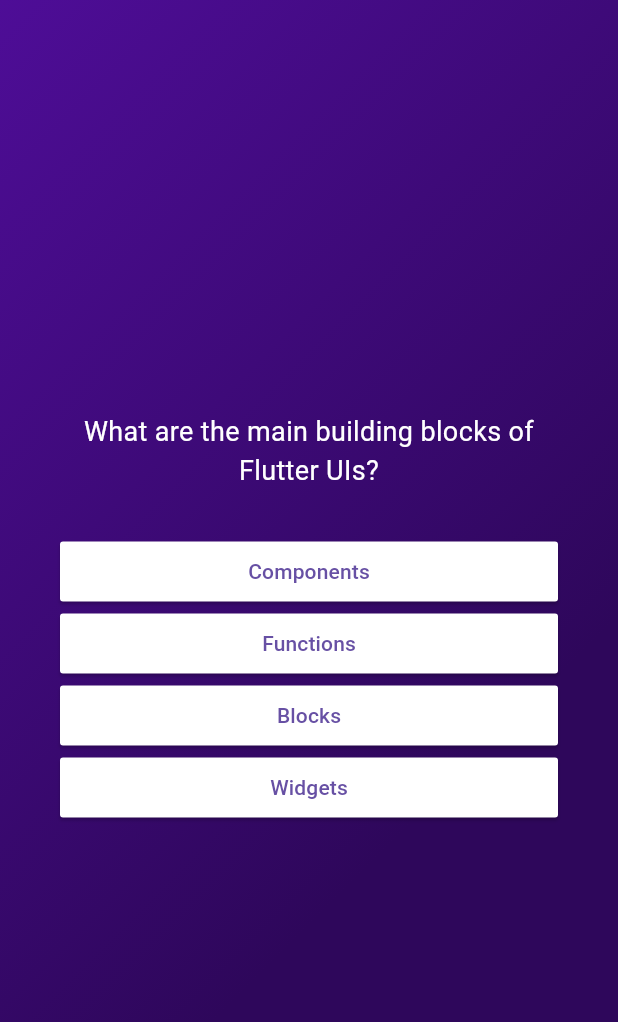
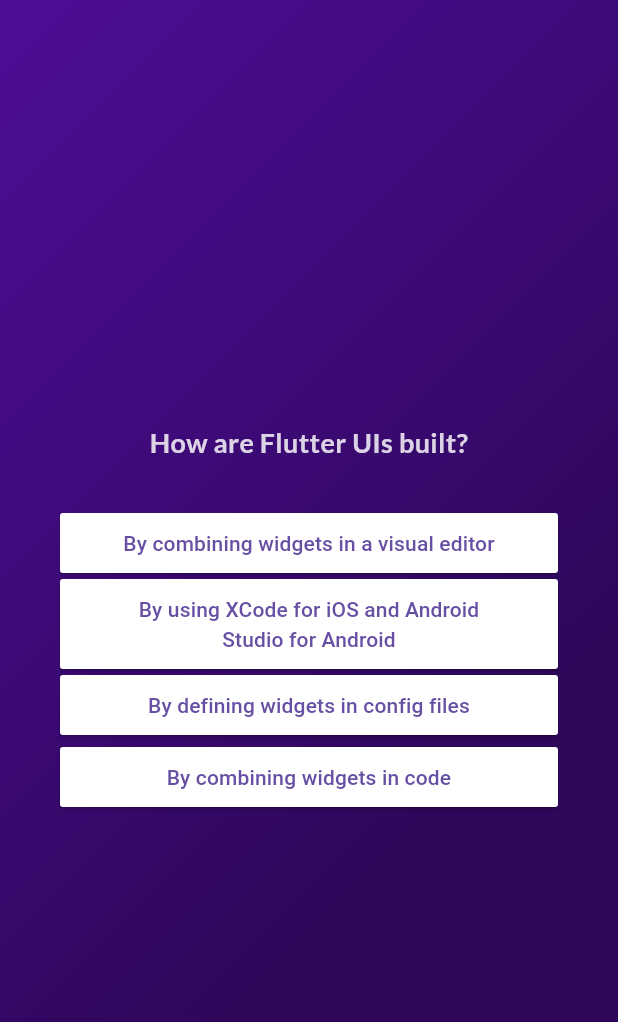
Before and after one commit to AdrianKnapp/quiz-app, a Flutter app: the screen it shows after launch, after a tap on "Start Quiz", after a tap on "Components", on a phone screen of 412 x 824 dp. Shown: the top 1022 px of the screen. Run offline on Flutter 3.47's test engine with Material 3 defaults, Android fonts, the phone set to English and light mode, and no system bars; our stand-ins replace google_fonts.

Commit message:
feat(fonts): added google fonts

```diff
--- a/lib/answer_button.dart
+++ b/lib/answer_button.dart
@@ -21,6 +21,6 @@ class AnswerButton extends StatelessWidget {
             borderRadius: BorderRadius.circular(2),
           ),
         ),
-        child: Text(answerText));
+        child: Text(answerText, textAlign: TextAlign.center));
   }
 }
--- a/lib/questions_screen.dart
+++ b/lib/questions_screen.dart
@@ -1,4 +1,5 @@
 import 'package:flutter/material.dart';
+import 'package:google_fonts/google_fonts.dart';
 import 'package:quiz_app/data/questions.dart';
 import 'package:quiz_app/answer_button.dart';
 
@@ -12,9 +13,23 @@ class QuestionsScreen extends StatefulWidget {
 }
 
 class _QuestionsScreenState extends State<QuestionsScreen> {
+  var currentQuestionIndex = 0;
+
   @override
   Widget build(context) {
-    final currentQuestion = questions[0];
+    final currentQuestion = questions[currentQuestionIndex];
+
+    void answerQuestion() {
+      final length = currentQuestion.answers.length;
+
+      if (currentQuestionIndex == length - 1) {
+        return;
+      }
+
+      setState(() {
+        currentQuestionIndex++;
+      });
+    }
 
     return SizedBox(
       width: double.infinity,
@@ -26,12 +41,18 @@ class _QuestionsScreenState extends State<QuestionsScreen> {
             children: [
               Text(
                 currentQuestion.text,
-                style: TextStyle(color: Colors.white, fontSize: 18),
+                style: GoogleFonts.lato(
+                    color: const Color.fromARGB(209, 255, 255, 255),
+                    fontSize: 18,
+                    fontWeight: FontWeight.bold),
                 textAlign: TextAlign.center,
               ),
               const SizedBox(height: 30),
               ...currentQuestion.getShuffledAnswers().map((answer) {
-                return AnswerButton(answerText: answer, onPressed: () {});
+                return AnswerButton(
+                  answerText: answer,
+                  onPressed: answerQuestion,
+                );
               }),
             ]),
       ),
--- a/lib/start_screen.dart
+++ b/lib/start_screen.dart
@@ -1,4 +1,5 @@
 import 'package:flutter/material.dart';
+import 'package:google_fonts/google_fonts.dart';
 
 class StartScreen extends StatelessWidget {
   const StartScreen(this.startQuiz, {super.key});
@@ -17,9 +18,9 @@ class StartScreen extends StatelessWidget {
             color: const Color.fromARGB(105, 255, 255, 255),
           ),
           const SizedBox(height: 30),
-          const Text(
+          Text(
             'Learn Flutter the fun way!',
-            style: TextStyle(
+            style: GoogleFonts.lato(
               color: Colors.white,
               fontSize: 20,
             ),
--- a/pubspec.yaml
+++ b/pubspec.yaml
@@ -34,6 +34,7 @@ dependencies:
   # The following adds the Cupertino Icons font to your application.
   # Use with the CupertinoIcons class for iOS style icons.
   cupertino_icons: ^1.0.8
+  google_fonts: ^6.2.1
 
 dev_dependencies:
   flutter_test:
```
Also changed, not shown: pubspec.lock, 7 other files.
